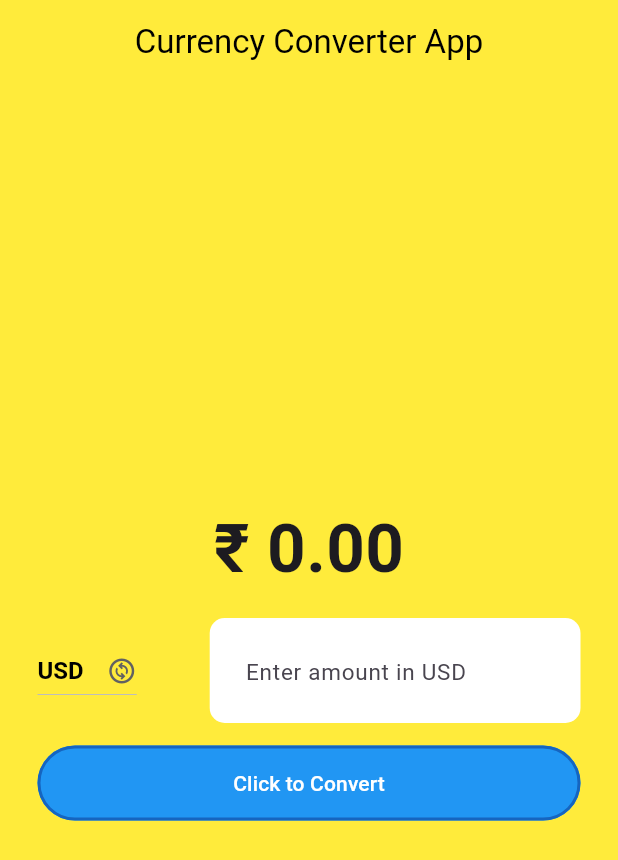
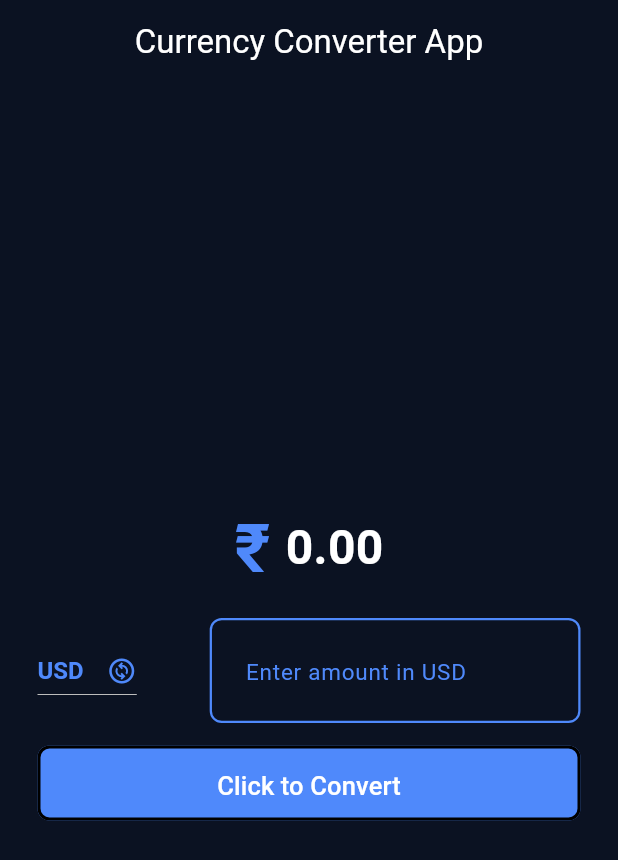
Before and after one commit to Abhijeet-Gautam5702/currency_converter, a Flutter app: the screen it shows after launch, on a phone screen of 412 x 824 dp. Shown: the top 860 px of the screen. Run offline on Flutter 3.47's test engine with Material 3 defaults, Android fonts, the phone set to English and light mode, and no system bars.

Commit message:
Complete UI

```diff
--- /dev/null
+++ b/lib/color_palette.dart
@@ -0,0 +1,7 @@
+import 'package:flutter/material.dart';
+
+class ColorPalette {
+  static const primaryText = Colors.white;
+  static const bgColor = Color.fromRGBO(11, 18, 34, 1);
+  static const secondaryText = Color.fromRGBO(79, 137, 251, 1);
+}
--- a/lib/currency_converter_material_page.dart
+++ b/lib/currency_converter_material_page.dart
@@ -1,6 +1,7 @@
 // import 'package:flutter/foundation.dart';
 import 'package:currency_converter/db.dart';
 import 'package:flutter/material.dart';
+import 'color_palette.dart';
 
 class CurrencyConverterMaterialPage extends StatefulWidget {
   const CurrencyConverterMaterialPage({super.key});
@@ -29,10 +30,10 @@ class _CurrencyConverterMaterialPageState
     return MaterialApp(
       debugShowCheckedModeBanner: false,
       home: Scaffold(
-        backgroundColor: Colors.yellow,
+        backgroundColor: ColorPalette.bgColor,
         appBar: AppBar(
-          backgroundColor: Colors.yellow,
-          foregroundColor: Colors.black,
+          backgroundColor: ColorPalette.bgColor,
+          foregroundColor: ColorPalette.primaryText,
           centerTitle: true,
           title: const Text(
             "Currency Converter App",
@@ -47,12 +48,29 @@ class _CurrencyConverterMaterialPageState
               SizedBox(
                 width: MediaQuery.of(context).size.width * 0.8,
                 child: Center(
-                  child: Text(
-                    "₹ ${convertedResult.toStringAsFixed(2)}",
-                    style: const TextStyle(
-                      fontSize: 45,
-                      fontWeight: FontWeight.bold,
-                    ),
+                  child: Row(
+                    mainAxisAlignment: MainAxisAlignment.center,
+                    children: [
+                      const Text(
+                        "₹",
+                        style: TextStyle(
+                          color: ColorPalette.secondaryText,
+                          fontSize: 45,
+                          fontWeight: FontWeight.bold,
+                        ),
+                      ),
+                      const SizedBox(
+                        width: 10,
+                      ),
+                      Text(
+                        convertedResult.toStringAsFixed(2),
+                        style: const TextStyle(
+                          color: ColorPalette.primaryText,
+                          fontSize: 32,
+                          fontWeight: FontWeight.bold,
+                        ),
+                      ),
+                    ],
                   ),
                 ),
               ),
@@ -70,14 +88,16 @@ class _CurrencyConverterMaterialPageState
                     DropdownButton(
                       borderRadius: BorderRadius.circular(10),
                       value: currencyName,
+                      dropdownColor: ColorPalette.primaryText,
                       style: const TextStyle(
                         fontWeight: FontWeight.bold,
-                        color: Colors.black,
+                        color: ColorPalette.secondaryText,
                         fontSize: 16,
                       ),
                       icon: const Icon(
                         Icons.change_circle_outlined,
                         size: 20,
+                        color: ColorPalette.secondaryText,
                       ),
                       items: const [
                         DropdownMenuItem<String>(
@@ -99,7 +119,7 @@ class _CurrencyConverterMaterialPageState
                           ),
                         ),
                       ],
-                      elevation: 2,
+                      // elevation: 10,
                       // padding: const EdgeInsets.all(8),
                       onChanged: (selectedValue) {
                         setState(() {
@@ -118,38 +138,46 @@ class _CurrencyConverterMaterialPageState
                       child: TextField(
                         controller: textEditingController,
                         decoration: InputDecoration(
+                          enabledBorder: const OutlineInputBorder(
+                            borderRadius: BorderRadius.all(
+                              Radius.circular(
+                                8,
+                              ),
+                            ),
+                            borderSide: BorderSide(
+                              color: ColorPalette.secondaryText,
+                              width: 1.5,
+                            ),
+                          ),
                           focusedBorder: const OutlineInputBorder(
                             borderRadius: BorderRadius.all(
                               Radius.circular(
-                                10,
+                                8,
                               ),
                             ),
+                            borderSide: BorderSide(
+                              color: ColorPalette.secondaryText,
+                              width: 1.5,
+                            ),
                           ),
-                          focusColor: Colors.black,
+                          focusColor: Colors.white,
                           hintText: "Enter amount in $currencyName",
                           hintStyle: const TextStyle(
                             fontSize: 15,
+                            color: ColorPalette.secondaryText,
                           ),
                           filled: true,
-                          fillColor: Colors.white,
+                          fillColor: ColorPalette.bgColor,
                           contentPadding: const EdgeInsets.all(20),
-                          border: const OutlineInputBorder(
-                            borderRadius: BorderRadius.all(
-                              Radius.circular(
-                                10,
-                              ),
-                            ),
-                            borderSide: BorderSide.none,
-                          ),
                         ),
                         style: const TextStyle(
-                          color: Colors.black,
+                          color: ColorPalette.primaryText,
                           fontSize: 20,
                         ),
                         keyboardType: const TextInputType.numberWithOptions(
                           decimal: true,
                         ),
-                        cursorColor: Colors.black,
+                        cursorColor: ColorPalette.primaryText,
                       ),
                     ),
                   ],
@@ -169,29 +197,48 @@ class _CurrencyConverterMaterialPageState
                       textEditingController.text = "";
                     });
                   },
-                  style: ButtonStyle(
-                    elevation: const MaterialStatePropertyAll(2),
-                    backgroundColor: const MaterialStatePropertyAll(
-                      Colors.blue,
+                  style: const ButtonStyle(
+                    // elevation: MaterialStatePropertyAll(2),
+                    shape: MaterialStatePropertyAll(
+                      RoundedRectangleBorder(
+                        side: BorderSide(
+                          color: ColorPalette.primaryText,
+                        ),
+                        borderRadius: BorderRadius.all(
+                          Radius.circular(
+                            8,
+                          ),
+                        ),
+                      ),
                     ),
-                    padding: const MaterialStatePropertyAll(
-                      EdgeInsets.all(12),
+                    backgroundColor: MaterialStatePropertyAll(
+                      ColorPalette.secondaryText,
                     ),
-                    foregroundColor:
-                        const MaterialStatePropertyAll(Colors.white),
+                    padding: MaterialStatePropertyAll(
+                      EdgeInsets.symmetric(
+                        horizontal: 12,
+                        vertical: 15,
+                      ),
+                    ),
+                    foregroundColor: MaterialStatePropertyAll(
+                      Colors.white,
+                    ),
                     side: MaterialStatePropertyAll(
                       BorderSide(
-                        color: Colors.blue.shade800,
+                        // color: ColorPalette.primaryText,
                         style: BorderStyle.solid,
                         width: 2,
                       ),
                     ),
-                    fixedSize: const MaterialStatePropertyAll(
+                    fixedSize: MaterialStatePropertyAll(
                       Size(double.maxFinite, 50),
                     ),
                   ),
                   child: const Text(
                     "Click to Convert",
+                    style: TextStyle(
+                      fontSize: 17,
+                    ),
                   ),
                 ),
               ),
```
